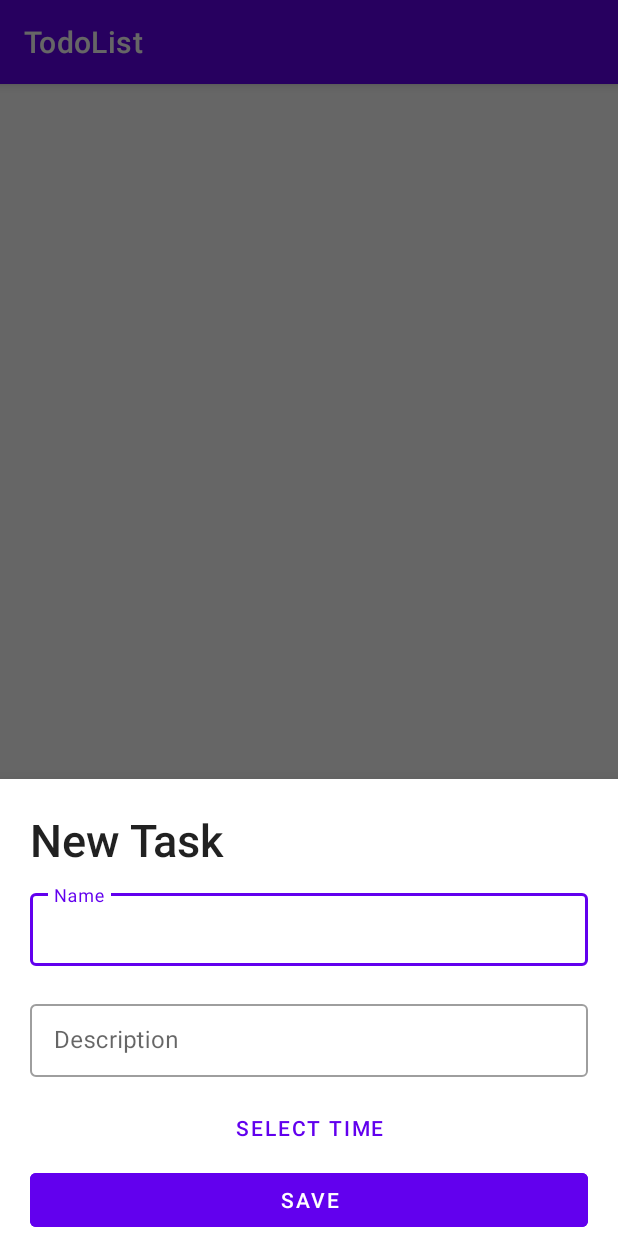
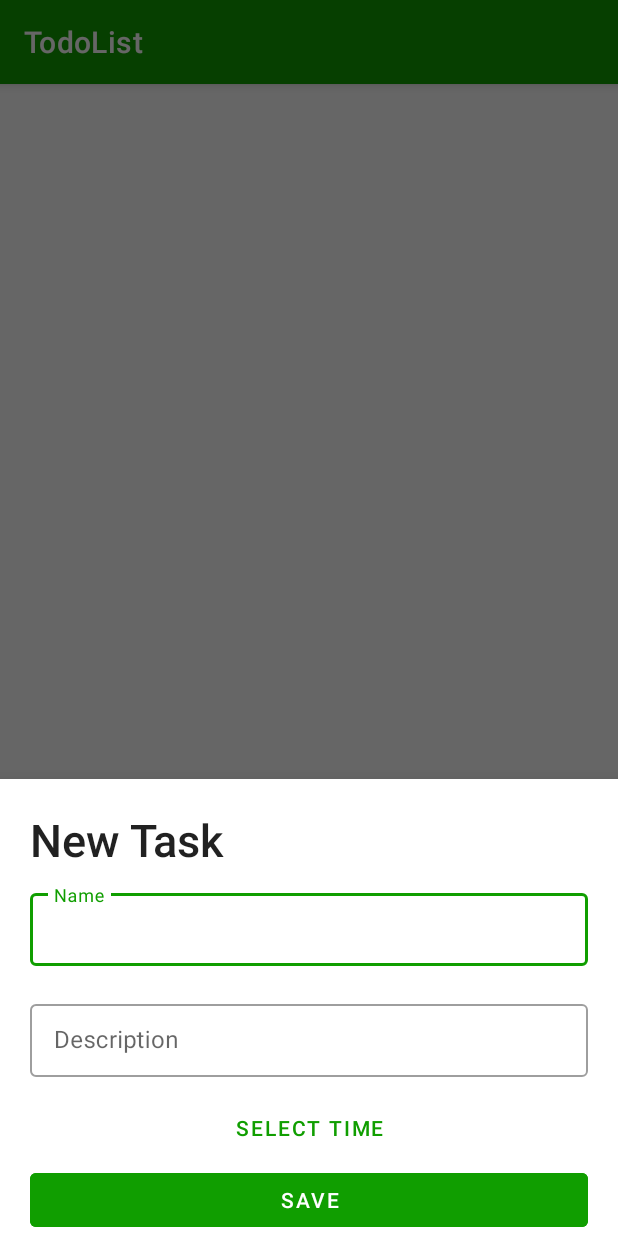
Before and after one commit to Dewakayika/uas_todolistproject, an Android app: the screen it shows after launch (MainActivity), after a tap on "NEW TASK", on a phone screen of 412 x 824 dp. Run offline under Robolectric (Android 15) with nearby library versions, the phone set to English and light mode, and no system bars; our stand-ins replace Room's generated code.

Commit message:
Enhance design

```diff
--- a/app/src/main/java/com/example/uas_todolistproject/TaskItem.kt
+++ b/app/src/main/java/com/example/uas_todolistproject/TaskItem.kt
@@ -26,7 +26,7 @@ class TaskItem(
     fun imageResource(): Int = if(isCompleted()) R.drawable.checked_24 else R.drawable.unchecked_24
     fun imageColor(context: Context): Int = if(isCompleted()) purple(context) else black(context)
 
-    private fun purple(context: Context) = ContextCompat.getColor(context, R.color.purple_500)
+    private fun purple(context: Context) = ContextCompat.getColor(context, R.color.primary_green)
     private fun black(context: Context) = ContextCompat.getColor(context, R.color.black)
 
     companion object {
--- a/app/src/main/res/values-night/themes.xml
+++ b/app/src/main/res/values-night/themes.xml
@@ -2,8 +2,8 @@
     <!-- Base application theme. -->
     <style name="Theme.TodoListTutorial" parent="Theme.MaterialComponents.DayNight.DarkActionBar">
         <!-- Primary brand color. -->
-        <item name="colorPrimary">@color/purple_200</item>
-        <item name="colorPrimaryVariant">@color/purple_700</item>
+        <item name="colorPrimary">@color/tertiary_lightGreen</item>
+        <item name="colorPrimaryVariant">@color/secondary_lightGreen</item>
         <item name="colorOnPrimary">@color/black</item>
         <!-- Secondary brand color. -->
         <item name="colorSecondary">@color/teal_200</item>
--- a/app/src/main/res/values/colors.xml
+++ b/app/src/main/res/values/colors.xml
@@ -1,8 +1,8 @@
 <?xml version="1.0" encoding="utf-8"?>
 <resources>
-    <color name="purple_200">#FFBB86FC</color>
-    <color name="purple_500">#FF6200EE</color>
-    <color name="purple_700">#FF3700B3</color>
+    <color name="tertiary_lightGreen">#8AFC86</color>
+    <color name="primary_green">#109E00</color>
+    <color name="secondary_lightGreen">#87E653</color>
     <color name="teal_200">#FF03DAC5</color>
     <color name="teal_700">#FF018786</color>
     <color name="black">#FF000000</color>
--- a/app/src/main/res/values/themes.xml
+++ b/app/src/main/res/values/themes.xml
@@ -2,8 +2,8 @@
     <!-- Base application theme. -->
     <style name="Theme.TodoListTutorial" parent="Theme.MaterialComponents.DayNight.DarkActionBar">
         <!-- Primary brand color. -->
-        <item name="colorPrimary">@color/purple_500</item>
-        <item name="colorPrimaryVariant">@color/purple_700</item>
+        <item name="colorPrimary">@color/primary_green</item>
+        <item name="colorPrimaryVariant">@color/secondary_lightGreen</item>
         <item name="colorOnPrimary">@color/white</item>
         <!-- Secondary brand color. -->
         <item name="colorSecondary">@color/teal_200</item>
```
